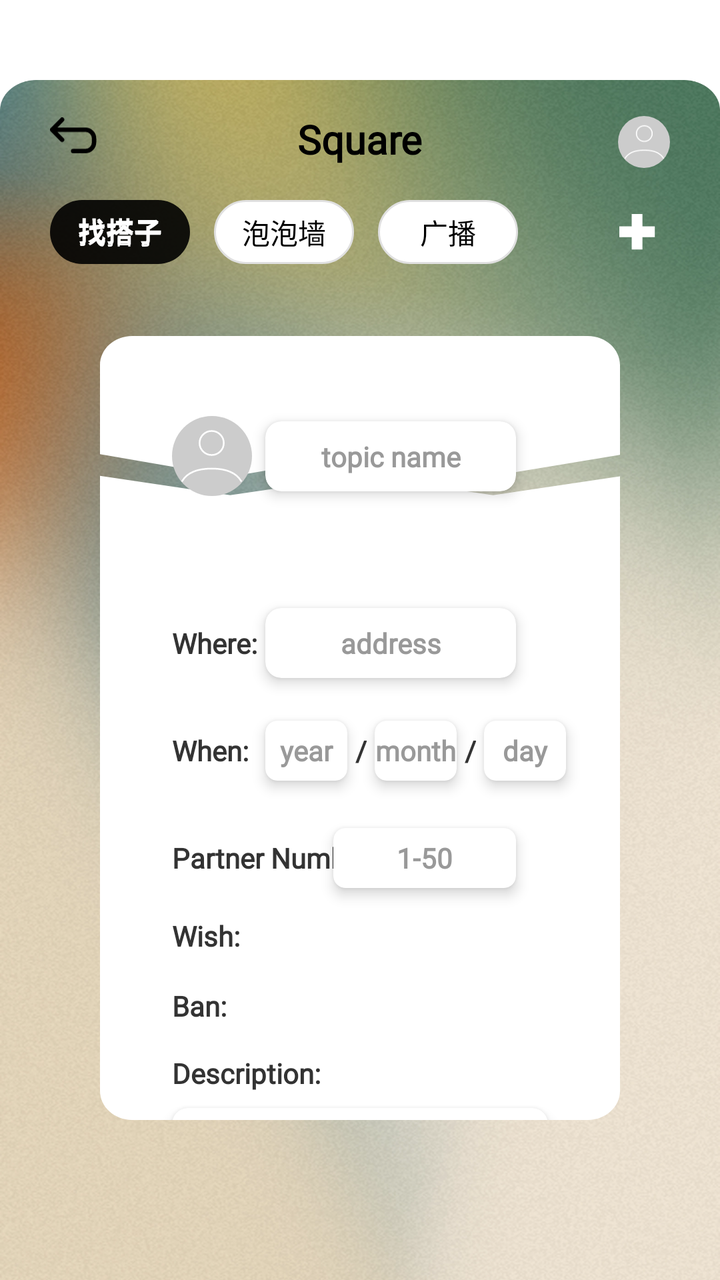
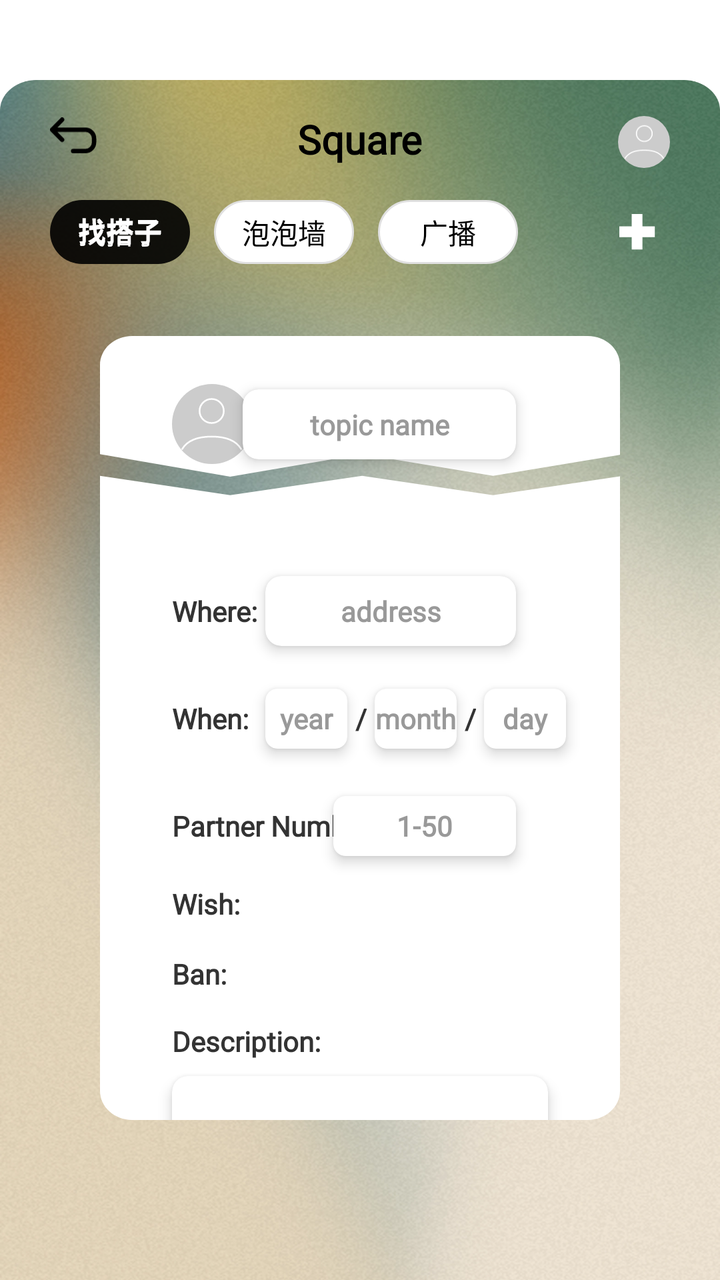

Compare the two renders of this Android layout. The source of the first and the diff that turns it into the second are given below.
<!-- AndroidManifest.xml: application theme Theme.Bubble -->
<!-- res/layout/activity_post_detail.xml -->
<?xml version="1.0" encoding="utf-8"?>
<androidx.constraintlayout.widget.ConstraintLayout xmlns:android="http://schemas.android.com/apk/res/android"
    xmlns:app="http://schemas.android.com/apk/res-auto"
    android:layout_width="match_parent"
    android:layout_height="match_parent">

    
    <ImageView
        android:id="@+id/iv_bg"
        android:layout_width="0dp"
        android:layout_height="0dp"
        android:scaleType="fitXY"
        android:src="@drawable/bg_square"
        android:layout_marginTop="40dp"
        app:layout_constraintBottom_toBottomOf="parent"
        app:layout_constraintEnd_toEndOf="parent"
        app:layout_constraintStart_toStartOf="parent"
        app:layout_constraintTop_toTopOf="parent" />

    
    <ImageView
        android:id="@+id/iv_back"
        android:layout_width="24dp"
        android:layout_height="24dp"
        android:layout_marginStart="25dp"
        android:layout_marginTop="56dp"
        android:src="@drawable/ic_arrow_back"
        app:tint="#000000"
        app:layout_constraintStart_toStartOf="parent"
        app:layout_constraintTop_toTopOf="parent" />

    
    <TextView
        android:id="@+id/tv_title_top"
        android:layout_width="wrap_content"
        android:layout_height="wrap_content"
        android:layout_marginTop="56dp"
        android:fontFamily="@font/inter"
        android:text="Square"
        android:textColor="#000000"
        android:textSize="20sp"
        android:textStyle="bold"
        app:layout_constraintEnd_toEndOf="parent"
        app:layout_constraintStart_toStartOf="parent"
        app:layout_constraintTop_toTopOf="parent" />

    
    <ImageView
        android:id="@+id/iv_avatar_top"
        android:layout_width="26dp"
        android:layout_height="26dp"
        android:layout_marginTop="58dp"
        android:layout_marginEnd="25dp"
        android:background="@drawable/bg_circle"
        android:scaleType="centerCrop"
        android:src="@drawable/ic_me_user"
        app:layout_constraintEnd_toEndOf="parent"
        app:layout_constraintTop_toTopOf="parent" />

    
    <androidx.constraintlayout.widget.ConstraintLayout
        android:id="@+id/nav_container"
        android:layout_width="wrap_content"
        android:layout_height="wrap_content"
        android:layout_marginStart="25dp"
        android:layout_marginTop="100dp"
        app:layout_constraintStart_toStartOf="parent"
        app:layout_constraintTop_toTopOf="parent">

        
        <FrameLayout
            android:id="@+id/nav_find_partner"
            android:layout_width="70dp"
            android:layout_height="32dp"
            android:background="@drawable/ic_square_black"
            app:layout_constraintStart_toStartOf="parent"
            app:layout_constraintTop_toTopOf="parent">

            <TextView
                android:layout_width="wrap_content"
                android:layout_height="wrap_content"
                android:layout_gravity="center"
                android:includeFontPadding="false"
                android:text="找搭子"
                android:textColor="#FFFFFF"
                android:textSize="14sp"
                android:fontFamily="@font/inter" />
        </FrameLayout>

        
        <FrameLayout
            android:id="@+id/nav_bubble"
            android:layout_width="70dp"
            android:layout_height="32dp"
            android:layout_marginStart="12dp"
            android:background="@drawable/bg_white_rounded"
            app:layout_constraintStart_toEndOf="@id/nav_find_partner"
            app:layout_constraintTop_toTopOf="parent">

            <TextView
                android:layout_width="wrap_content"
                android:layout_height="wrap_content"
                android:layout_gravity="center"
                android:includeFontPadding="false"
                android:text="泡泡墙"
                android:textColor="#000000"
                android:textSize="14sp"
                android:fontFamily="@font/inter" />
        </FrameLayout>

        
        <FrameLayout
            android:id="@+id/nav_broadcast"
            android:layout_width="70dp"
            android:layout_height="32dp"
            android:layout_marginStart="12dp"
            android:background="@drawable/bg_white_rounded"
            app:layout_constraintStart_toEndOf="@id/nav_bubble"
            app:layout_constraintTop_toTopOf="parent">

            <TextView
                android:layout_width="wrap_content"
                android:layout_height="wrap_content"
                android:layout_gravity="center"
                android:includeFontPadding="false"
                android:text="广播"
                android:textColor="#000000"
                android:textSize="14sp"
                android:fontFamily="@font/inter" />
        </FrameLayout>
    </androidx.constraintlayout.widget.ConstraintLayout>

    
    <ImageView
        android:id="@+id/iv_add"
        android:layout_width="18dp"
        android:layout_height="18dp"
        android:layout_marginEnd="-19dp"
        android:src="@drawable/ic_tab_add"
        android:tint="@android:color/white"
        app:layout_constraintEnd_toStartOf="@id/iv_avatar_top"
        app:layout_constraintTop_toTopOf="@id/nav_container"
        app:layout_constraintBottom_toBottomOf="@id/nav_container" />

    
    <FrameLayout
        android:id="@+id/card_container"
        android:layout_width="0dp"
        android:layout_height="0dp"
        android:layout_marginTop="36dp"
        android:layout_marginHorizontal="50dp"
        android:layout_marginBottom="80dp"
        android:background="@drawable/ic_square_break"
        app:layout_constraintStart_toStartOf="parent"
        app:layout_constraintEnd_toEndOf="parent"
        app:layout_constraintTop_toBottomOf="@id/nav_container"
        app:layout_constraintBottom_toBottomOf="parent">

        <androidx.constraintlayout.widget.ConstraintLayout
            android:layout_width="match_parent"
            android:layout_height="match_parent"
            android:padding="16dp"
            android:clipChildren="false"
            android:clipToPadding="false">

            
            <ImageView
                android:id="@+id/iv_avatar"
                android:layout_width="40dp"
                android:layout_height="40dp"
                android:layout_marginStart="20dp"
                android:layout_marginTop="24dp"
                android:background="@drawable/bg_circle"
                android:scaleType="centerCrop"
                android:src="@drawable/ic_me_user"
                app:layout_constraintStart_toStartOf="parent"
                app:layout_constraintTop_toTopOf="parent" />

            
            <androidx.cardview.widget.CardView
                android:id="@+id/card_topic_name"
                android:layout_width="0dp"
                android:layout_height="35dp"
                android:layout_marginEnd="36dp"
                app:cardCornerRadius="8dp"
                app:cardElevation="4dp"
                app:cardBackgroundColor="@android:color/white"
                app:layout_constraintWidth_percent="0.55"
                app:layout_constraintEnd_toEndOf="parent"
                app:layout_constraintTop_toTopOf="@id/iv_avatar"
                app:layout_constraintBottom_toBottomOf="@id/iv_avatar">

                <TextView
                    android:id="@+id/tv_topic_name"
                    android:layout_width="match_parent"
                    android:layout_height="match_parent"
                    android:background="@null"
                    android:fontFamily="@font/inter"
                    android:gravity="center"
                    android:hint="topic name"
                    android:textColor="#333333"
                    android:textColorHint="#999999"
                    android:textSize="14sp"
                    android:textStyle="bold" />
            </androidx.cardview.widget.CardView>

            
            <TextView
                android:id="@+id/tv_where_label"
                android:layout_width="wrap_content"
                android:layout_height="wrap_content"
                android:layout_marginTop="64dp"
                android:layout_marginStart="20dp"
                android:fontFamily="@font/inter"
                android:text="Where:"
                android:textColor="#333333"
                android:textSize="14sp"
                android:textStyle="bold"
                app:layout_constraintStart_toStartOf="parent"
                app:layout_constraintTop_toBottomOf="@id/iv_avatar" />

            
            <androidx.cardview.widget.CardView
                android:id="@+id/card_address"
                android:layout_width="0dp"
                android:layout_height="35dp"
                android:layout_marginEnd="36dp"
                app:cardCornerRadius="8dp"
                app:cardElevation="4dp"
                app:cardBackgroundColor="@android:color/white"
                app:layout_constraintWidth_percent="0.55"
                app:layout_constraintEnd_toEndOf="parent"
                app:layout_constraintTop_toTopOf="@id/tv_where_label"
                app:layout_constraintBottom_toBottomOf="@id/tv_where_label">

                <TextView
                    android:id="@+id/tv_address"
                    android:layout_width="match_parent"
                    android:layout_height="match_parent"
                    android:background="@null"
                    android:fontFamily="@font/inter"
                    android:gravity="center"
                    android:hint="address"
                    android:textColor="#333333"
                    android:textColorHint="#999999"
                    android:textSize="14sp"
                    android:textStyle="bold" />
            </androidx.cardview.widget.CardView>

            
            <TextView
                android:id="@+id/tv_when_label"
                android:layout_width="wrap_content"
                android:layout_height="wrap_content"
                android:layout_marginTop="34.5dp"
                android:layout_marginStart="20dp"
                android:fontFamily="@font/inter"
                android:text="When:"
                android:textColor="#333333"
                android:textSize="14sp"
                android:textStyle="bold"
                app:layout_constraintStart_toStartOf="parent"
                app:layout_constraintTop_toBottomOf="@id/tv_where_label" />

            
            <androidx.cardview.widget.CardView
                android:id="@+id/card_year"
                android:layout_width="0dp"
                android:layout_height="30dp"
                app:cardCornerRadius="6dp"
                app:cardElevation="4dp"
                app:cardBackgroundColor="@android:color/white"
                app:layout_constraintWidth_percent="0.18"
                app:layout_constraintStart_toStartOf="@id/card_address"
                app:layout_constraintTop_toTopOf="@id/tv_when_label"
                app:layout_constraintBottom_toBottomOf="@id/tv_when_label">

                <TextView
                    android:id="@+id/tv_year"
                    android:layout_width="match_parent"
                    android:layout_height="match_parent"
                    android:background="@null"
                    android:fontFamily="@font/inter"
                    android:gravity="center"
                    android:hint="year"
                    android:textColor="#333333"
                    android:textColorHint="#999999"
                    android:textSize="14sp"
                    android:textStyle="bold" />
            </androidx.cardview.widget.CardView>

            
            <TextView
                android:id="@+id/tv_slash1"
                android:layout_width="wrap_content"
                android:layout_height="wrap_content"
                android:layout_marginHorizontal="4dp"
                android:fontFamily="@font/inter"
                android:text="/"
                android:textColor="#333333"
                android:textSize="14sp"
                android:textStyle="bold"
                app:layout_constraintBaseline_toBaselineOf="@id/tv_when_label"
                app:layout_constraintStart_toEndOf="@id/card_year" />

            
            <androidx.cardview.widget.CardView
                android:id="@+id/card_month"
                android:layout_width="0dp"
                android:layout_height="30dp"
                android:layout_marginStart="4dp"
                app:cardCornerRadius="6dp"
                app:cardElevation="4dp"
                app:cardBackgroundColor="@android:color/white"
                app:layout_constraintWidth_percent="0.18"
                app:layout_constraintStart_toEndOf="@id/tv_slash1"
                app:layout_constraintTop_toTopOf="@id/tv_when_label"
                app:layout_constraintBottom_toBottomOf="@id/tv_when_label">

                <TextView
                    android:id="@+id/tv_month"
                    android:layout_width="match_parent"
                    android:layout_height="match_parent"
                    android:background="@null"
                    android:fontFamily="@font/inter"
                    android:gravity="center"
                    android:hint="month"
                    android:textColor="#333333"
                    android:textColorHint="#999999"
                    android:textSize="14sp"
                    android:textStyle="bold" />
            </androidx.cardview.widget.CardView>

            
            <TextView
                android:id="@+id/tv_slash2"
                android:layout_width="wrap_content"
                android:layout_height="wrap_content"
                android:layout_marginHorizontal="4dp"
                android:fontFamily="@font/inter"
                android:text="/"
                android:textColor="#333333"
                android:textSize="14sp"
                android:textStyle="bold"
                app:layout_constraintBaseline_toBaselineOf="@id/tv_when_label"
                app:layout_constraintStart_toEndOf="@id/card_month" />

            
            <androidx.cardview.widget.CardView
                android:id="@+id/card_day"
                android:layout_width="0dp"
                android:layout_height="30dp"
                android:layout_marginStart="4dp"
                app:cardCornerRadius="6dp"
                app:cardElevation="4dp"
                app:cardBackgroundColor="@android:color/white"
                app:layout_constraintWidth_percent="0.18"
                app:layout_constraintStart_toEndOf="@id/tv_slash2"
                app:layout_constraintTop_toTopOf="@id/tv_when_label"
                app:layout_constraintBottom_toBottomOf="@id/tv_when_label">

                <TextView
                    android:id="@+id/tv_day"
                    android:layout_width="match_parent"
                    android:layout_height="match_parent"
                    android:background="@null"
                    android:fontFamily="@font/inter"
                    android:gravity="center"
                    android:hint="day"
                    android:textColor="#333333"
                    android:textColorHint="#999999"
                    android:textSize="14sp"
                    android:textStyle="bold" />
            </androidx.cardview.widget.CardView>

            
            <TextView
                android:id="@+id/tv_partner_label"
                android:layout_width="wrap_content"
                android:layout_height="wrap_content"
                android:layout_marginTop="34.5dp"
                android:layout_marginStart="20dp"
                android:fontFamily="@font/inter"
                android:text="Partner Number:"
                android:textColor="#333333"
                android:textSize="14sp"
                android:textStyle="bold"
                app:layout_constraintStart_toStartOf="parent"
                app:layout_constraintTop_toBottomOf="@id/tv_when_label" />

            
            <androidx.cardview.widget.CardView
                android:id="@+id/card_partner_number"
                android:layout_width="0dp"
                android:layout_height="30dp"
                android:layout_marginEnd="36dp"
                app:cardCornerRadius="6dp"
                app:cardElevation="4dp"
                app:cardBackgroundColor="@android:color/white"
                app:layout_constraintWidth_percent="0.40"
                app:layout_constraintEnd_toEndOf="parent"
                app:layout_constraintTop_toTopOf="@id/tv_partner_label"
                app:layout_constraintBottom_toBottomOf="@id/tv_partner_label">

                <TextView
                    android:id="@+id/tv_partner_value"
                    android:layout_width="match_parent"
                    android:layout_height="match_parent"
                    android:background="@null"
                    android:fontFamily="@font/inter"
                    android:gravity="center"
                    android:hint="1-50"
                    android:textColor="#333333"
                    android:textColorHint="#999999"
                    android:textSize="14sp"
                    android:textStyle="bold" />
            </androidx.cardview.widget.CardView>

            
            <TextView
                android:id="@+id/tv_wish_label"
                android:layout_width="50dp"
                android:layout_height="wrap_content"
                android:layout_marginTop="20dp"
                android:layout_marginStart="20dp"
                android:fontFamily="@font/inter"
                android:text="Wish:"
                android:textColor="#333333"
                android:textSize="14sp"
                android:textStyle="bold"
                app:layout_constraintStart_toStartOf="parent"
                app:layout_constraintTop_toBottomOf="@id/tv_partner_label" />

            
            <com.google.android.material.chip.ChipGroup
                android:id="@+id/chip_group_wish"
                android:layout_width="0dp"
                android:layout_height="wrap_content"
                android:layout_marginStart="8dp"
                android:layout_marginEnd="16dp"
                app:chipSpacingHorizontal="6dp"
                app:chipSpacingVertical="0dp"
                app:singleLine="true"
                app:layout_constraintEnd_toEndOf="parent"
                app:layout_constraintStart_toEndOf="@id/tv_wish_label"
                app:layout_constraintTop_toTopOf="@id/tv_wish_label"
                app:layout_constraintBottom_toBottomOf="@id/tv_wish_label" />

            
            <TextView
                android:id="@+id/tv_ban_label"
                android:layout_width="50dp"
                android:layout_height="wrap_content"
                android:layout_marginTop="16dp"
                android:layout_marginStart="20dp"
                android:fontFamily="@font/inter"
                android:text="Ban:"
                android:textColor="#333333"
                android:textSize="14sp"
                android:textStyle="bold"
                app:layout_constraintStart_toStartOf="parent"
                app:layout_constraintTop_toBottomOf="@id/tv_wish_label" />

            
            <com.google.android.material.chip.ChipGroup
                android:id="@+id/chip_group_ban"
                android:layout_width="0dp"
                android:layout_height="wrap_content"
                android:layout_marginStart="8dp"
                android:layout_marginEnd="16dp"
                app:chipSpacingHorizontal="6dp"
                app:chipSpacingVertical="0dp"
                app:singleLine="true"
                app:layout_constraintEnd_toEndOf="parent"
                app:layout_constraintStart_toEndOf="@id/tv_ban_label"
                app:layout_constraintTop_toTopOf="@id/tv_ban_label"
                app:layout_constraintBottom_toBottomOf="@id/tv_ban_label" />

            
            <TextView
                android:id="@+id/tv_description_label"
                android:layout_width="wrap_content"
                android:layout_height="wrap_content"
                android:layout_marginTop="24dp"
                android:layout_marginStart="20dp"
                android:fontFamily="@font/inter"
                android:text="Description:"
                android:textColor="#333333"
                android:textSize="14sp"
                android:textStyle="bold"
                app:layout_constraintStart_toStartOf="parent"
                app:layout_constraintTop_toBottomOf="@id/chip_group_ban" />

            
            <androidx.cardview.widget.CardView
                android:id="@+id/card_description"
                android:layout_width="0dp"
                android:layout_height="80dp"
                android:layout_marginTop="8dp"
                android:layout_marginStart="20dp"
                android:layout_marginEnd="20dp"
                app:cardCornerRadius="8dp"
                app:cardElevation="4dp"
                app:cardBackgroundColor="@android:color/white"
                app:layout_constraintStart_toStartOf="parent"
                app:layout_constraintEnd_toEndOf="parent"
                app:layout_constraintTop_toBottomOf="@id/tv_description_label">

                <TextView
                    android:id="@+id/tv_description"
                    android:layout_width="match_parent"
                    android:layout_height="match_parent"
                    android:background="@null"
                    android:ellipsize="end"
                    android:fontFamily="@font/inter"
                    android:gravity="top|start"
                    android:hint="..."
                    android:maxLines="2"
                    android:padding="12dp"
                    android:textColor="#333333"
                    android:textColorHint="#999999"
                    android:textSize="14sp"
                    android:textStyle="bold" />
            </androidx.cardview.widget.CardView>

            
            <androidx.constraintlayout.widget.Guideline
                android:id="@+id/guideline_right"
                android:layout_width="wrap_content"
                android:layout_height="wrap_content"
                android:orientation="vertical"
                app:layout_constraintGuide_percent="0.995" />

            
            <androidx.constraintlayout.widget.Guideline
                android:id="@+id/guideline_bottom"
                android:layout_width="wrap_content"
                android:layout_height="wrap_content"
                android:orientation="horizontal"
                app:layout_constraintGuide_percent="0.995" />

            
            <FrameLayout
                android:id="@+id/fl_talk"
                android:layout_width="253dp"
                android:layout_height="40dp"
                android:layout_marginTop="32dp"
                android:elevation="2dp"
                app:layout_constraintTop_toBottomOf="@id/card_description"
                app:layout_constraintStart_toStartOf="parent"
                app:layout_constraintEnd_toEndOf="parent">

                <ImageView
                    android:id="@+id/iv_talk"
                    android:layout_width="match_parent"
                    android:layout_height="match_parent"
                    android:src="@drawable/ic_square_browntab" />
            </FrameLayout>

        </androidx.constraintlayout.widget.ConstraintLayout>
    </FrameLayout>

</androidx.constraintlayout.widget.ConstraintLayout>
<!-- resources referenced by this layout -->
<resources>
  <!-- drawable bg_circle (drawable) -->
  <?xml version="1.0" encoding="utf-8"?>
  <shape xmlns:android="http://schemas.android.com/apk/res/android">
      <solid android:color="#CCCCCC"/>
      <corners android:radius="50dp"/>
  </shape>
  <!-- drawable bg_square: webp bitmap (drawable, 556488 bytes) -->
  <!-- drawable bg_white_rounded (drawable) -->
  <?xml version="1.0" encoding="utf-8"?>
  <shape xmlns:android="http://schemas.android.com/apk/res/android">
      <solid android:color="#FFFFFF"/>
      <corners android:radius="16dp"/>
      <stroke android:width="1dp" android:color="#E0E0E0"/>
  </shape>
  <!-- drawable ic_arrow_back (drawable) -->
  <vector xmlns:android="http://schemas.android.com/apk/res/android"
      android:width="22dp"
      android:height="17dp"
      android:viewportWidth="22"
      android:viewportHeight="17">
    <path
        android:pathData="M5.554,1L1,5.615M1,5.615L5.554,10.231M1,5.615L16.2,5.615C18.409,5.615 20.2,7.406 20.2,9.615L20.2,11.4C20.2,13.609 18.409,15.4 16.2,15.4L10.6,15.4"
        android:strokeLineJoin="round"
        android:strokeWidth="2"
        android:fillColor="#00000000"
        android:strokeColor="#ffffff"
        android:strokeLineCap="round"/>
  </vector>
  <!-- drawable ic_me_user (drawable) -->
  <vector xmlns:android="http://schemas.android.com/apk/res/android"
      android:width="96dp"
      android:height="95dp"
      android:viewportWidth="96"
      android:viewportHeight="95">
    <path
        android:pathData="M12.951,77.188C18.253,68.437 29.872,62.447 48,62.447C66.128,62.447 77.747,68.437 83.049,77.188M62.4,32.063C62.4,39.933 55.953,46.313 48,46.313C40.047,46.313 33.6,39.933 33.6,32.063C33.6,24.192 40.047,17.813 48,17.813C55.953,17.813 62.4,24.192 62.4,32.063Z"
        android:strokeWidth="2"
        android:fillColor="#00000000"
        android:strokeColor="#ffffff"
        android:strokeLineCap="round"/>
  </vector>
  <!-- drawable ic_square_black: vector/xml drawable (drawable, 2860 chars, omitted) -->
  <!-- drawable ic_square_break (drawable) -->
  <vector xmlns:android="http://schemas.android.com/apk/res/android"
      android:width="323dp"
      android:height="539dp"
      android:viewportWidth="323"
      android:viewportHeight="539">
    <path
        android:pathData="M244.14,109.46L323,96.52V519C323,530.05 314.05,539 303,539H20C8.95,539 0,530.05 0,519V96.11L80.88,109.46L162.77,96.11L244.14,109.46ZM303,0C314.05,0 323,8.95 323,20V81.72L244.18,96.11L162.77,81.26L80.88,96.66L0,81.26V20C0,8.95 8.95,0 20,0H303Z"
        android:fillColor="#ffffff"/>
  </vector>
  <!-- drawable ic_square_browntab: vector/xml drawable (drawable, 2998 chars, omitted) -->
  <!-- drawable ic_tab_add (drawable) -->
  <vector xmlns:android="http://schemas.android.com/apk/res/android"
      android:width="16dp"
      android:height="16dp"
      android:viewportWidth="16"
      android:viewportHeight="16">
    <path
        android:pathData="M5.497,15.767V-0H10.27V15.767H5.497ZM-0,10.27V5.497H15.767V10.27H-0Z"
        android:fillColor="#000000"/>
  </vector>
  <style name="Theme.Bubble" parent="Theme.MaterialComponents.DayNight.NoActionBar">
          <item name="colorPrimary">@color/purple_500</item>
          <item name="colorPrimaryVariant">@color/purple_700</item>
          <item name="colorOnPrimary">@color/white</item>
          <item name="colorSecondary">@color/teal_200</item>
          <item name="colorSecondaryVariant">@color/teal_700</item>
          <item name="colorOnSecondary">@color/black</item>
          <item name="android:statusBarColor">@android:color/transparent</item>
          <item name="android:windowLightStatusBar">true</item>
      </style>
  <color name="purple_500">#FF6200EE</color>
  <color name="purple_700">#FF3700B3</color>
  <color name="white">#FFFFFFFF</color>
  <color name="teal_200">#FF03DAC5</color>
  <color name="teal_700">#FF018786</color>
  <color name="black">#FF000000</color>
</resources>

<!-- the commit's change to res/layout/activity_post_detail.xml (unified diff, before → after) -->
@@ -169,7 +169,7 @@
                 android:layout_width="40dp"
                 android:layout_height="40dp"
                 android:layout_marginStart="20dp"
-                android:layout_marginTop="24dp"
+                android:layout_marginTop="8dp"
                 android:background="@drawable/bg_circle"
                 android:scaleType="centerCrop"
                 android:src="@drawable/ic_me_user"
@@ -185,7 +185,7 @@
                 app:cardCornerRadius="8dp"
                 app:cardElevation="4dp"
                 app:cardBackgroundColor="@android:color/white"
-                app:layout_constraintWidth_percent="0.55"
+                app:layout_constraintWidth_percent="0.60"
                 app:layout_constraintEnd_toEndOf="parent"
                 app:layout_constraintTop_toTopOf="@id/iv_avatar"
                 app:layout_constraintBottom_toBottomOf="@id/iv_avatar">
